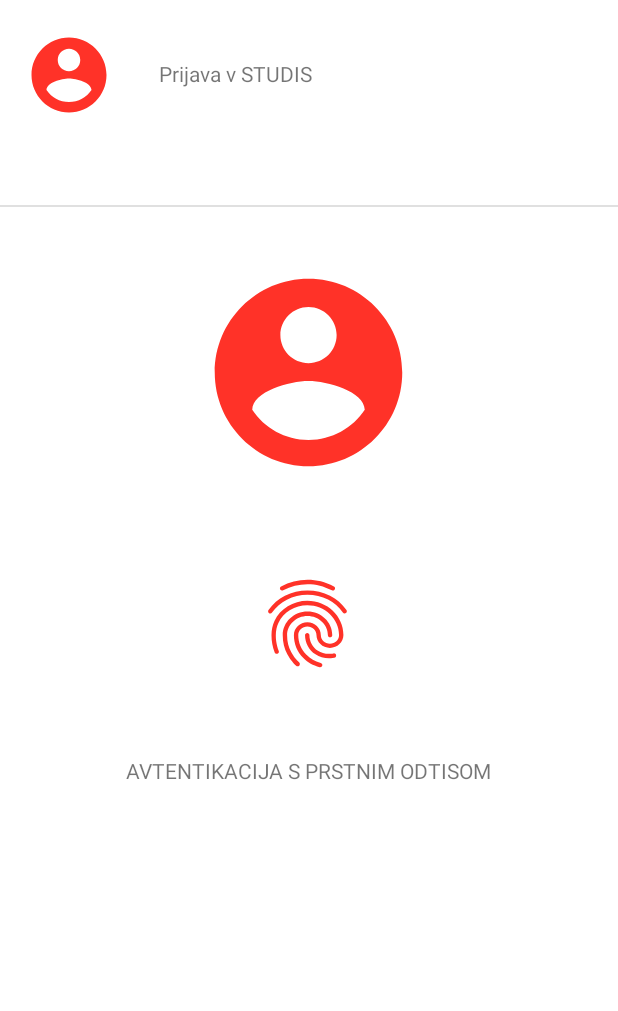
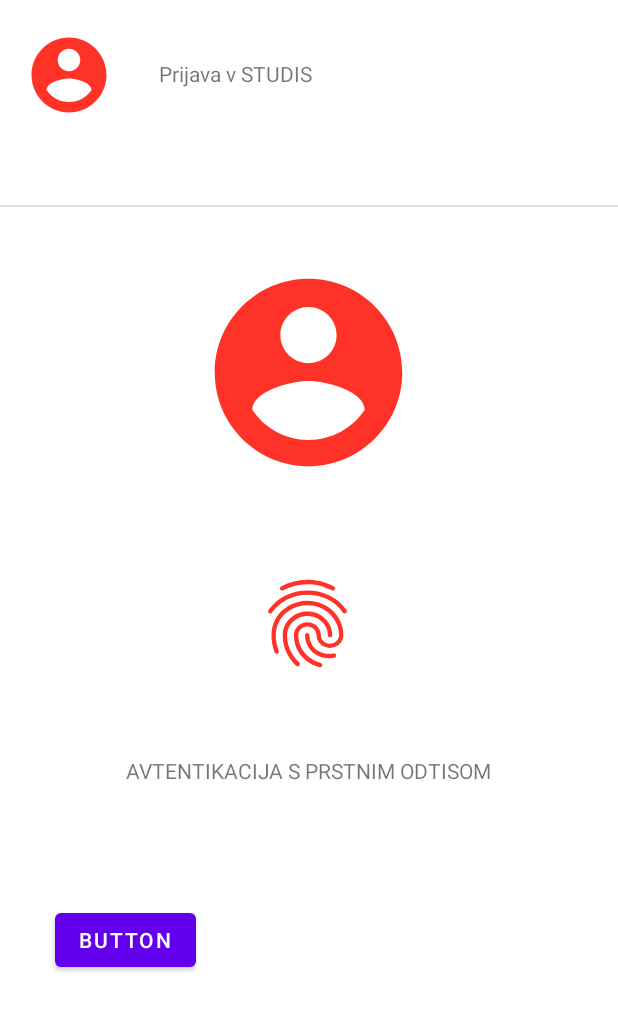
Before and after one commit to shanji97/mojaUL_repo, an Android app: the prijavaActivity screen opened directly, with no data from a screen before it, on a phone screen of 412 x 824 dp. Shown: the top 1011 px of the screen. Run offline under Robolectric (Android 15) with nearby library versions, the phone set to English and light mode, and no system bars.

Commit message:
fingerprint narejen
fingerprint narejen

```diff
--- a/mojaUL/app/src/main/AndroidManifest.xml
+++ b/mojaUL/app/src/main/AndroidManifest.xml
@@ -4,18 +4,20 @@
 
     <uses-sdk
         android:maxSdkVersion="30"
-        android:minSdkVersion="24" />
+        android:minSdkVersion="30" />
     <!-- Featurji -->
     <uses-feature
         android:name="android.hardware.camera2"
         android:required="false" />
     <uses-feature
         android:name="android.hardware.fingerprint"
-        android:required="true" /> <!-- Dovoljenja -->
+        android:required="true" />
+    <!-- Dovoljenja -->
     <uses-permission android:name="android.permission.ACCESS_NETWORK_STATE" />
     <uses-permission android:name="android.permission.ACCESS_WIFI_STATE" />
     <uses-permission android:name="android.permission.INTERNET" />
     <uses-permission android:name="android.permission.MANAGE_EXTERNAL_STORAGE" />
+    <uses-permission android:name="android.permission.USE_BIOMETRIC"/>
 
     <application
         android:name="si.uni.lj.fe.tnuv.mojaUL.App"
--- a/mojaUL/app/src/main/java/si/uni/lj/fe/tnuv/mojaUL/prijavaActivity.java
+++ b/mojaUL/app/src/main/java/si/uni/lj/fe/tnuv/mojaUL/prijavaActivity.java
@@ -1,14 +1,83 @@
 package si.uni.lj.fe.tnuv.mojaUL;
 
+import androidx.annotation.NonNull;
 import androidx.appcompat.app.AppCompatActivity;
+import androidx.core.content.ContextCompat;
+
 import si.uni.lj.fe.tnuv.aleksanderkovac.mojaul.R;
+
+import android.content.Intent;
+import androidx.biometric.BiometricPrompt;
+import androidx.biometric.BiometricManager;
 import android.os.Bundle;
+import android.view.View;
+import android.widget.Button;
+import android.widget.Toast;
+
+import java.util.concurrent.Executor;
 
 public class prijavaActivity extends AppCompatActivity {
+
+    private Button prstniOdtis;
+
+    private Executor ex;
+    private BiometricPrompt bP;
+    private BiometricPrompt.PromptInfo pI;
 
     @Override
     protected void onCreate(Bundle savedInstanceState) {
         super.onCreate(savedInstanceState);
         setContentView(R.layout.activity_prijava);
+
+        prstniOdtis = (Button) findViewById(R.id.prstniOdtisGumb);
+
+        ex = ContextCompat.getMainExecutor(prijavaActivity.this);
+        bP = new BiometricPrompt(prijavaActivity.this, ex, new BiometricPrompt.AuthenticationCallback() {
+            @Override
+            public void onAuthenticationError(int errorCode, @NonNull CharSequence errString) {
+                super.onAuthenticationError(errorCode, errString);
+                //Toast.makeText(prijavaActivity.this,getResources().getString(R.string.))
+            }
+
+            @Override
+            public void onAuthenticationSucceeded(@NonNull  BiometricPrompt.AuthenticationResult result) {
+                super.onAuthenticationSucceeded(result);
+            //obvesti uporabnika
+                Toast.makeText(prijavaActivity.this,"Yipikayyey",Toast.LENGTH_LONG).show();
+            }
+
+            @Override
+            public void onAuthenticationFailed() {
+                super.onAuthenticationFailed();
+                //obvesti uporabnika
+            }
+        });
+        pI = new BiometricPrompt.PromptInfo.Builder()
+                .setTitle("nastavi naslov")
+               .setSubtitle("nastavi")
+                .setNegativeButtonText("Lol")
+               .setAllowedAuthenticators(BiometricManager.Authenticators.BIOMETRIC_STRONG).build();
+
+
+
+
+
+        prstniOdtis.setOnClickListener(new View.OnClickListener() {
+            @Override
+            public void onClick(View v) {
+
+
+                bP.authenticate(pI);
+
+
+
+                //        startActivity(new Intent(v.getContext(),studisActivity.class));
+            }
+        });
+
+
+
+        //če fingerprint passa, lahko gremo naprej
+
     }
 }
--- a/mojaUL/app/src/main/res/layout/activity_prijava.xml
+++ b/mojaUL/app/src/main/res/layout/activity_prijava.xml
@@ -88,4 +88,17 @@
         app:layout_constraintEnd_toEndOf="parent"
         app:layout_constraintStart_toStartOf="parent"
         app:layout_constraintTop_toBottomOf="@+id/imageView8" />
+
+    <Button
+        android:id="@+id/prstniOdtisGumb"
+        android:layout_width="wrap_content"
+        android:layout_height="wrap_content"
+        android:layout_marginStart="36dp"
+        android:layout_marginTop="73dp"
+        android:layout_marginBottom="168dp"
+        android:text="Button"
+        app:layout_constraintBottom_toBottomOf="parent"
+        app:layout_constraintEnd_toStartOf="@+id/imageView6"
+        app:layout_constraintStart_toStartOf="parent"
+        app:layout_constraintTop_toBottomOf="@+id/avtenitkacija_s_prstnim_odtisom_napis" />
 </androidx.constraintlayout.widget.ConstraintLayout>
```
